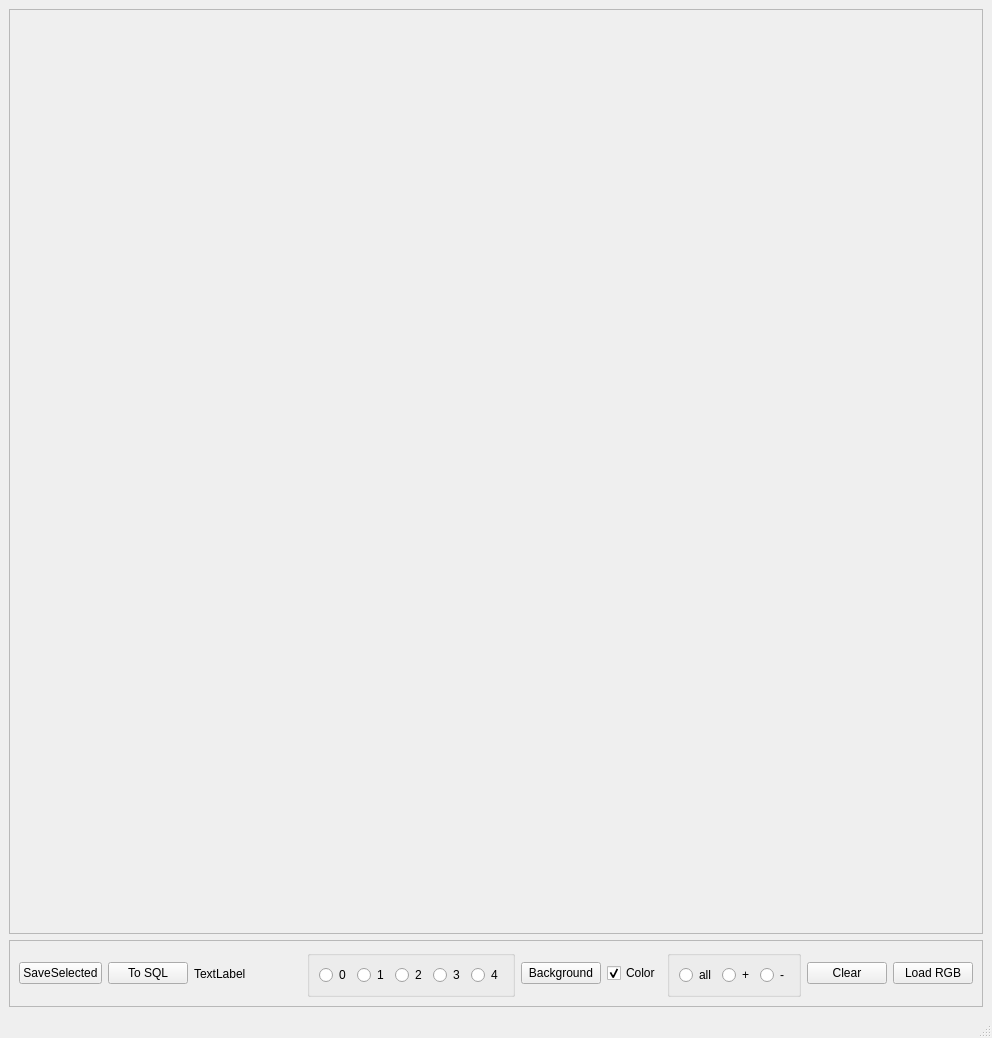
This is mainwindow.ui in horvathzoltan/scatterchart as Qt 5 draws it before an edit. The edited form follows.
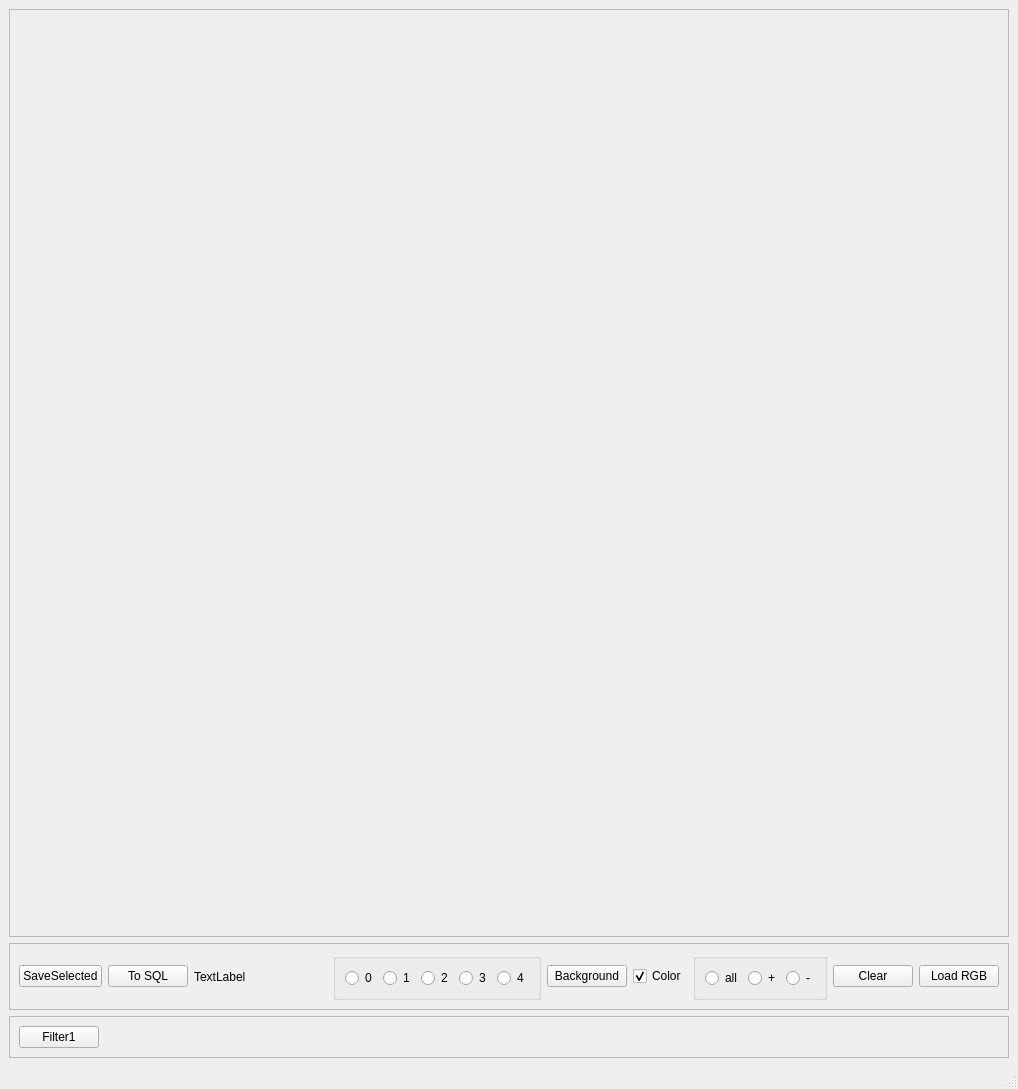
This is the edited form.

Commit message: filter1 - color filter

Patch:
```diff
--- a/mainwindow.ui
+++ b/mainwindow.ui
@@ -6,8 +6,8 @@
    <rect>
     <x>0</x>
     <y>0</y>
-    <width>992</width>
-    <height>1038</height>
+    <width>1018</width>
+    <height>1089</height>
    </rect>
   </property>
   <property name="windowTitle">
@@ -215,6 +215,38 @@
       </layout>
      </widget>
     </item>
+    <item>
+     <widget class="QFrame" name="frame">
+      <property name="frameShape">
+       <enum>QFrame::StyledPanel</enum>
+      </property>
+      <property name="frameShadow">
+       <enum>QFrame::Raised</enum>
+      </property>
+      <layout class="QHBoxLayout" name="horizontalLayout_4">
+       <item>
+        <widget class="QPushButton" name="pushButton_filter1">
+         <property name="text">
+          <string>Filter1</string>
+         </property>
+        </widget>
+       </item>
+       <item>
+        <spacer name="horizontalSpacer_2">
+         <property name="orientation">
+          <enum>Qt::Horizontal</enum>
+         </property>
+         <property name="sizeHint" stdset="0">
+          <size>
+           <width>40</width>
+           <height>20</height>
+          </size>
+         </property>
+        </spacer>
+       </item>
+      </layout>
+     </widget>
+    </item>
    </layout>
   </widget>
   <widget class="QMenuBar" name="menubar">
```
Left out of the diff: 2 changed lines with no effect on the pictures. The commit also changes 6 other files.
